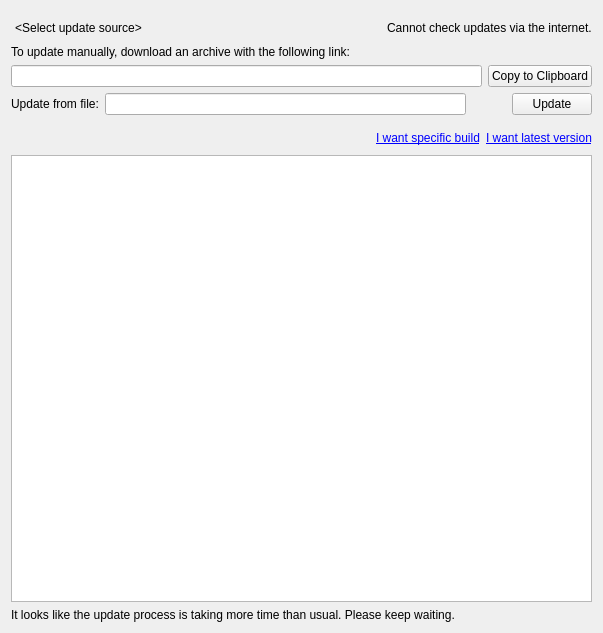
The window that client/src/ui/widgets/server_updates_widget.ui (networkoptix/nx_open) describes before a commit, drawn with Qt 5.
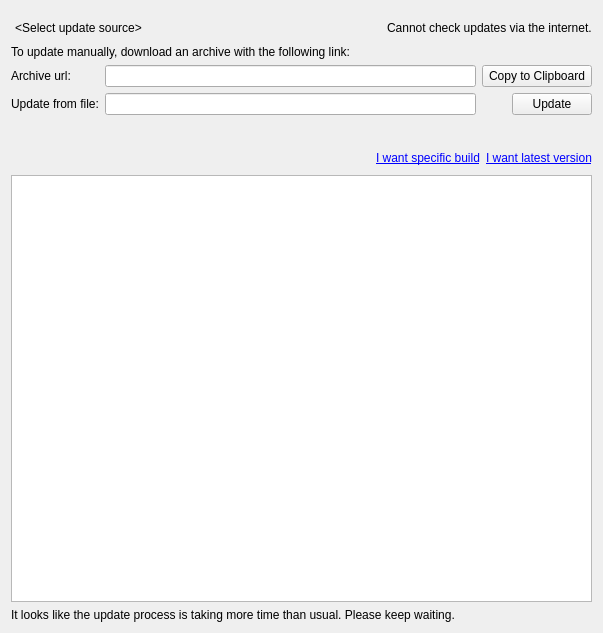
The same window after the commit. The open tabs and pages were chosen to show the change. Custom widgets are drawn as their Qt base class.

Commit message:
(Issue #3983) :  "Updates" form few improvements
<==== Mercurial data ====>
Branch: master

Diff of the .ui file:
```diff
--- a/client/src/ui/widgets/server_updates_widget.ui
+++ b/client/src/ui/widgets/server_updates_widget.ui
@@ -269,61 +269,54 @@
         <number>0</number>
        </property>
        <item>
-        <widget class="QFrame" name="localFrame">
-         <layout class="QVBoxLayout" name="verticalLayout_4">
-          <property name="leftMargin">
-           <number>0</number>
-          </property>
-          <property name="topMargin">
-           <number>0</number>
-          </property>
-          <property name="rightMargin">
-           <number>0</number>
-          </property>
-          <property name="bottomMargin">
-           <number>0</number>
-          </property>
-          <item>
-           <widget class="QLabel" name="linkTitleLabel">
-            <property name="text">
-             <string>To update manually, download an archive with the following link:</string>
-            </property>
-           </widget>
-          </item>
-          <item>
-           <layout class="QHBoxLayout" name="horizontalLayout_3">
-            <item>
-             <widget class="QLineEdit" name="linkLineEdit">
-              <property name="readOnly">
-               <bool>true</bool>
-              </property>
-             </widget>
-            </item>
-            <item>
-             <widget class="QPushButton" name="copyLinkButton">
-              <property name="text">
-               <string>Copy to Clipboard</string>
-              </property>
-             </widget>
-            </item>
-           </layout>
-          </item>
-          <item>
-           <layout class="QHBoxLayout" name="horizontalLayout" stretch="0,1,0,0">
-            <item>
+        <layout class="QGridLayout" name="gridLayout_2" rowstretch="0,0,0,0" columnstretch="0,1,0,0" rowminimumheight="0,0,0,20">
+         <item row="2" column="0">
              <widget class="QLabel" name="fileTitleLabel">
               <property name="text">
                <string>Update from file:</string>
               </property>
              </widget>
             </item>
-            <item>
+         <item row="2" column="1">
              <widget class="QLineEdit" name="filenameLineEdit">
               <property name="readOnly">
                <bool>true</bool>
               </property>
              </widget>
             </item>
+         <item row="1" column="1">
+          <widget class="QLineEdit" name="linkLineEdit">
+           <property name="readOnly">
+            <bool>true</bool>
+           </property>
+          </widget>
+         </item>
+         <item row="1" column="0">
+          <widget class="QLabel" name="linkLabel">
+           <property name="text">
+            <string>Archive url:</string>
+           </property>
+          </widget>
+         </item>
+         <item row="1" column="2">
+          <widget class="QPushButton" name="copyLinkButton">
+           <property name="text">
+            <string>Copy to Clipboard</string>
+           </property>
+          </widget>
+         </item>
+         <item row="3" column="0" colspan="3">
+          <widget class="QnWordWrappedLabel" name="localDetailLabel" native="true"/>
+         </item>
+         <item row="0" column="0" colspan="3">
+          <widget class="QLabel" name="linkTitleLabel">
+           <property name="text">
+            <string>To update manually, download an archive with the following link:</string>
+           </property>
+          </widget>
+         </item>
+         <item row="2" column="2">
+          <layout class="QHBoxLayout" name="horizontalLayout" stretch="0,0">
             <item>
              <widget class="QStackedWidget" name="localRefreshWidget">
               <property name="currentIndex">
@@ -360,12 +353,24 @@
               </widget>
               <widget class="QWidget" name="localProgressPage">
                <layout class="QHBoxLayout" name="horizontalLayout_9">
+               <property name="leftMargin">
+                <number>0</number>
+               </property>
+               <property name="topMargin">
+                <number>0</number>
+               </property>
+               <property name="rightMargin">
+                <number>0</number>
+               </property>
+               <property name="bottomMargin">
+                <number>0</number>
+               </property>
                 <item>
                  <widget class="QnProgressWidget" name="localInfiniteProgress" native="true">
                   <property name="minimumSize">
                    <size>
                     <width>16</width>
-                    <height>0</height>
+                   <height>16</height>
                    </size>
                   </property>
                   <property name="maximumSize">
@@ -395,11 +400,7 @@
             </item>
            </layout>
           </item>
-          <item>
-           <widget class="QnWordWrappedLabel" name="localDetailLabel" native="true"/>
-          </item>
-         </layout>
-        </widget>
+        </layout>
        </item>
       </layout>
      </widget>
```
Left out of the diff: 41 changed lines with no effect on the pictures. Lines whose indentation alone changed are shown as unchanged.
